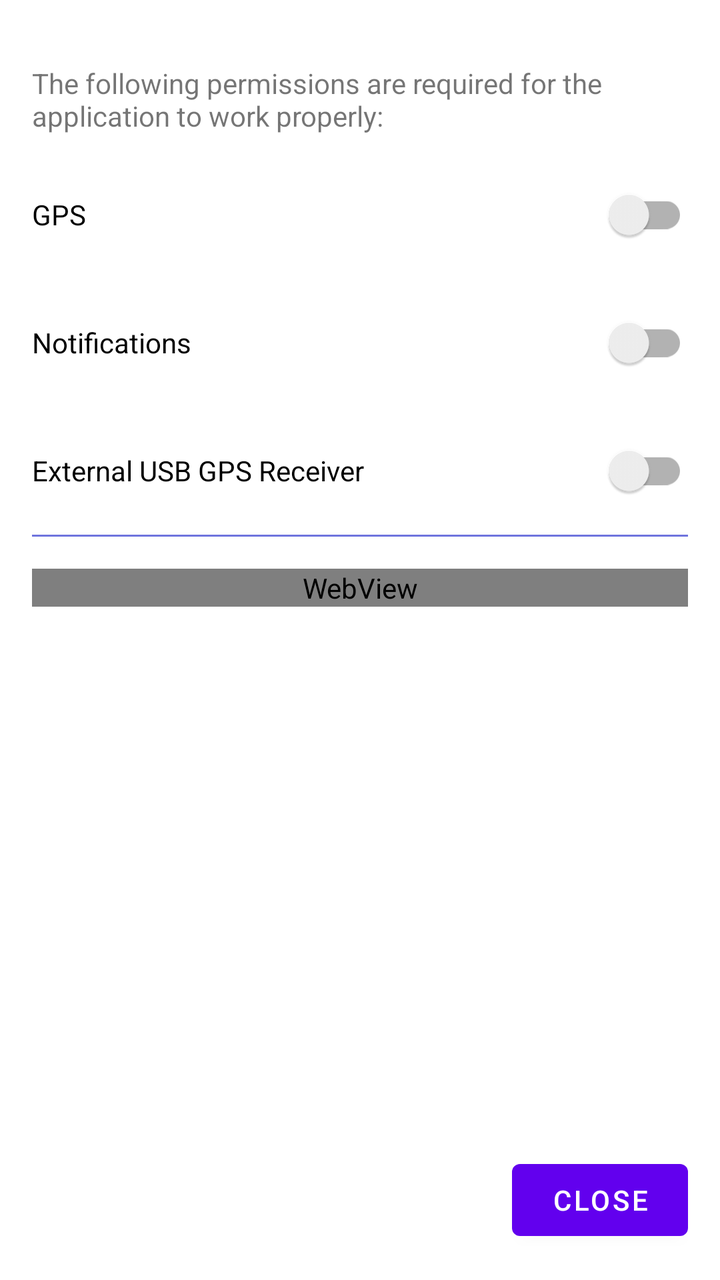
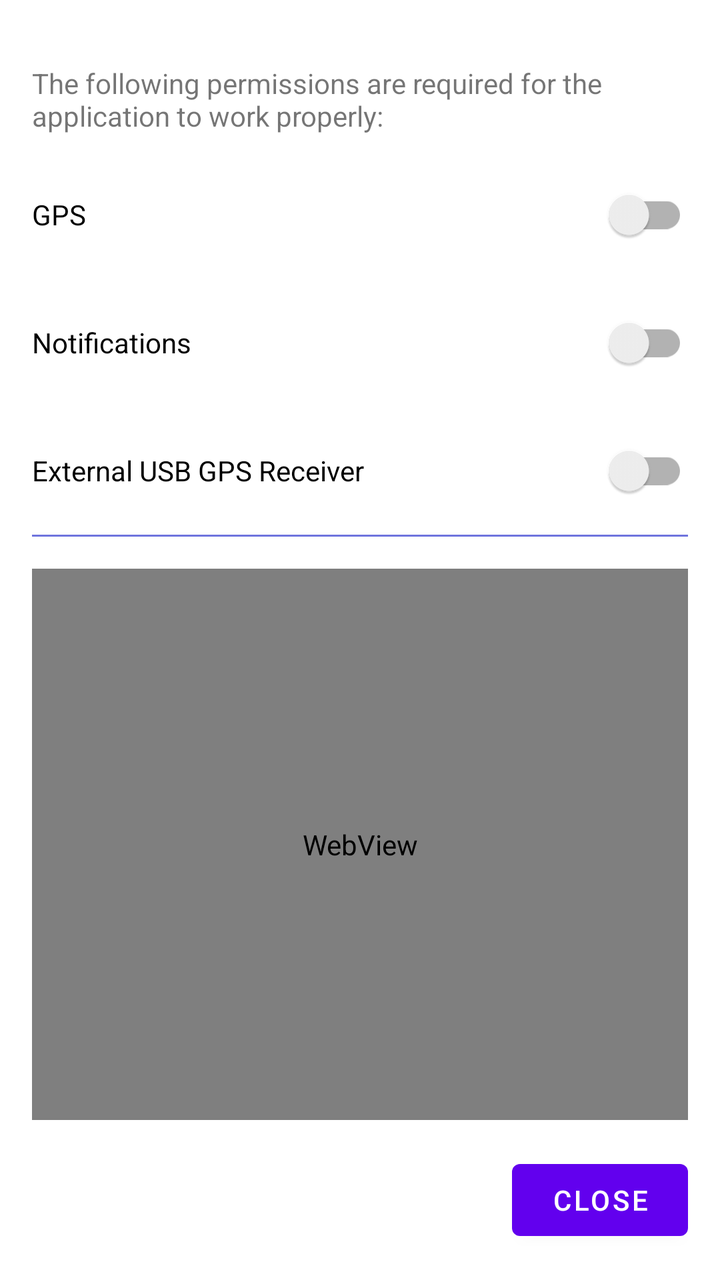

The first picture is an Android layout as it rendered before a commit; the second is the same layout after the commit. The layout source and the unified diff follow.
<!-- AndroidManifest.xml: fallback theme Theme.MaterialComponents.DayNight.NoActionBar -->
<!-- res/layout/permissions_fragment.xml -->
<?xml version="1.0" encoding="utf-8"?>
<RelativeLayout
        xmlns:android="http://schemas.android.com/apk/res/android"
        xmlns:app="http://schemas.android.com/apk/res-auto"
        xmlns:tools="http://schemas.android.com/tools"
        android:layout_width="match_parent"
        android:layout_height="match_parent"
        android:padding="16dp"
        tools:context=".fragments.PermissionsFragment"
        >

    <TextView
            android:id="@+id/description"
            android:layout_width="match_parent"
            android:layout_height="wrap_content"
            android:text="The following permissions are required for the application to work properly:"
            android:layout_marginTop="16dp"
            android:layout_alignParentTop="true"
            tools:ignore="HardcodedText"/>

    <androidx.appcompat.widget.SwitchCompat
            android:id="@+id/gps_switch"
            android:layout_width="match_parent"
            android:layout_height="wrap_content"
            android:layout_marginTop="16dp"
            android:layout_below="@id/description"
            android:text="GPS"
            tools:ignore="HardcodedText"
            />

    <androidx.appcompat.widget.SwitchCompat
            android:id="@+id/notification_switch"
            android:layout_width="match_parent"
            android:layout_height="wrap_content"
            android:layout_marginTop="16dp"
            android:layout_below="@id/gps_switch"
            android:text="Notifications"
            tools:ignore="HardcodedText"
            />

    <androidx.appcompat.widget.SwitchCompat
            android:id="@+id/usb_gps_switch"
            android:layout_width="match_parent"
            android:layout_height="wrap_content"
            android:layout_marginTop="16dp"
            android:layout_below="@id/notification_switch"
            android:text="External USB GPS Receiver"
            tools:ignore="HardcodedText"
            />

    <View
            android:id="@+id/divider"
            android:layout_width="match_parent"
            android:layout_height="1dp"
            android:background="@color/colorAccent"
            android:layout_marginTop="8dp"
            android:layout_below="@id/usb_gps_switch"
            />

    <ScrollView
            android:layout_width="match_parent"
            android:layout_height="match_parent"
            android:layout_below="@id/divider"
            android:layout_above="@+id/close_button"
            android:layout_marginTop="16dp"
            android:layout_marginBottom="16dp"
            >

        <WebView
                android:id="@+id/webview"
                android:layout_width="match_parent"
                android:layout_height="wrap_content"
                />

    </ScrollView>

    <Button
            android:id="@+id/close_button"
            android:layout_width="wrap_content"
            android:layout_height="wrap_content"
            android:text="Close"
            android:layout_alignParentBottom="true"
            android:layout_alignParentEnd="true"
            />


</RelativeLayout>
<!-- resources referenced by this layout -->
<resources>
  <color name="colorAccent">#6f74dd</color>
</resources>

<!-- the commit's change to res/layout/permissions_fragment.xml (unified diff, before → after) -->
@@ -57,22 +57,16 @@
             android:layout_below="@id/usb_gps_switch"
             />
 
-    <ScrollView
+    
+    <WebView
+            android:id="@+id/webview"
             android:layout_width="match_parent"
             android:layout_height="match_parent"
             android:layout_below="@id/divider"
             android:layout_above="@+id/close_button"
             android:layout_marginTop="16dp"
             android:layout_marginBottom="16dp"
-            >
-
-        <WebView
-                android:id="@+id/webview"
-                android:layout_width="match_parent"
-                android:layout_height="wrap_content"
-                />
-
-    </ScrollView>
+            />
 
     <Button
             android:id="@+id/close_button"
